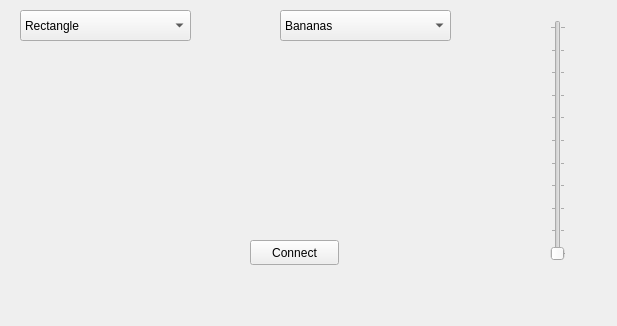
yanborn/rosGestureGui, file src/gesturegui.ui: the form before one commit.
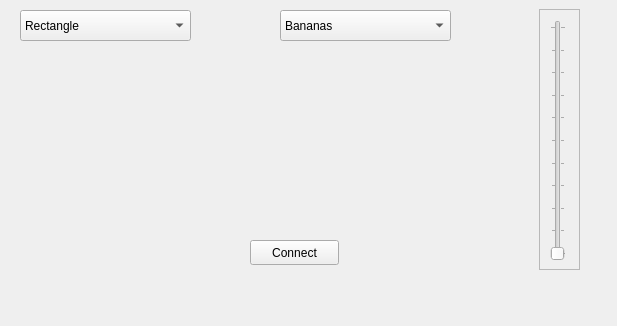
The form after the commit.

Commit message: Add better highlighting to QComboBoxes and Slider

Patch:
```diff
--- a/src/gesturegui.ui
+++ b/src/gesturegui.ui
@@ -112,6 +112,30 @@
      <string>Connect</string>
     </property>
    </widget>
+   <widget class="QFrame" name="slider_frame">
+    <property name="geometry">
+     <rect>
+      <x>539</x>
+      <y>9</y>
+      <width>41</width>
+      <height>261</height>
+     </rect>
+    </property>
+    <property name="frameShape">
+     <enum>QFrame::StyledPanel</enum>
+    </property>
+    <property name="frameShadow">
+     <enum>QFrame::Raised</enum>
+    </property>
+    <property name="lineWidth">
+     <number>0</number>
+    </property>
+   </widget>
+   <zorder>slider_frame</zorder>
+   <zorder>left_dropdown</zorder>
+   <zorder>right_dropdown</zorder>
+   <zorder>slider</zorder>
+   <zorder>connect_button</zorder>
   </widget>
  </widget>
  <resources/>
```
The commit also changes 1 other file.
